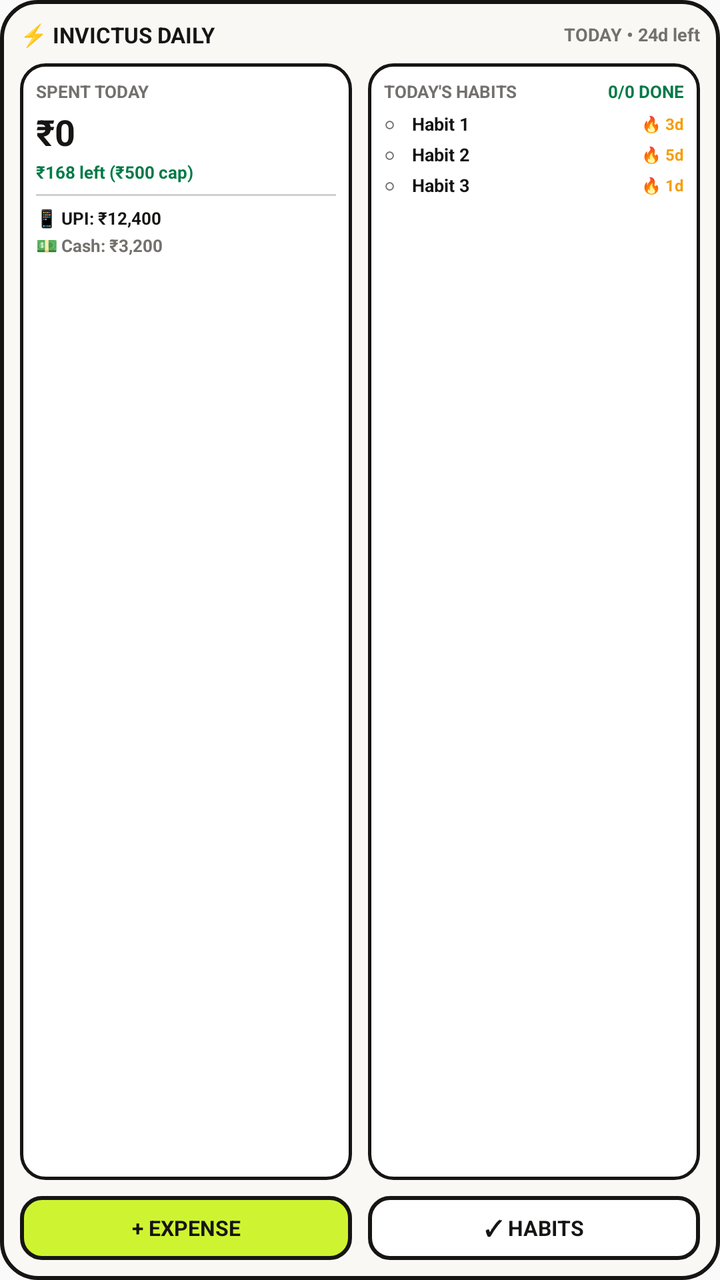
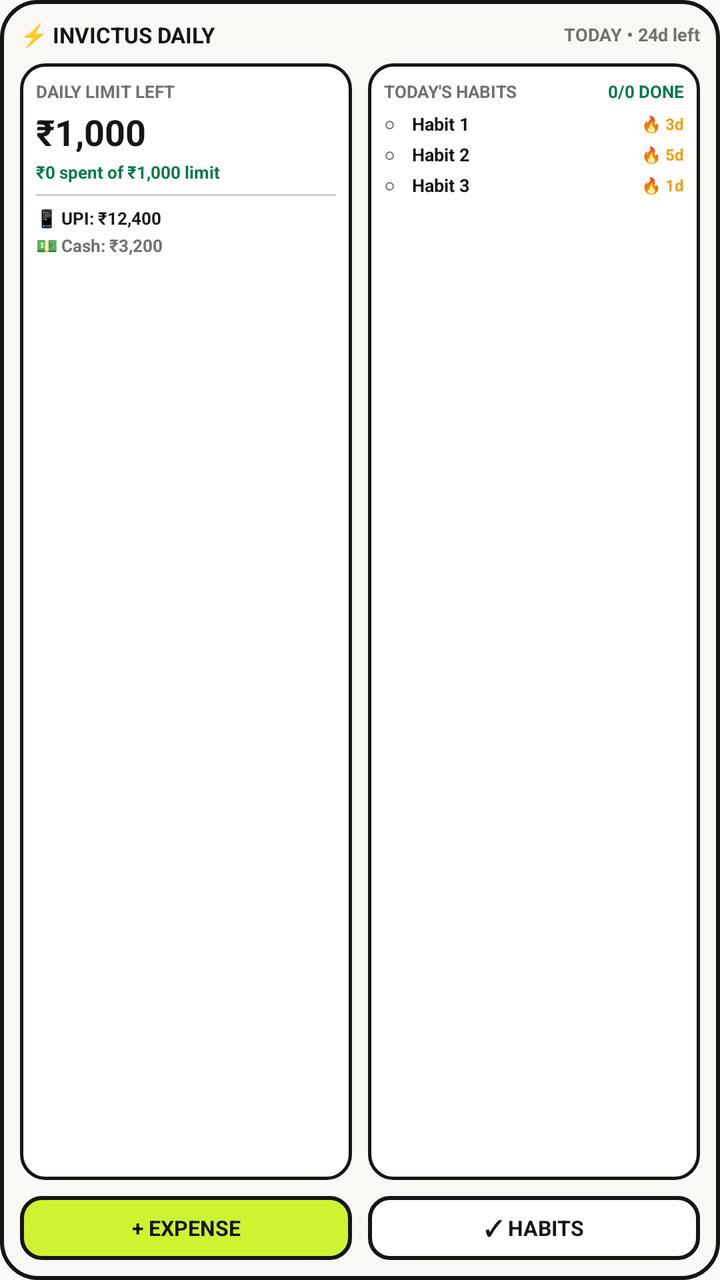

Screens rendered from an Android XML layout before and after an edit, with the pre-edit source and the edit as a unified diff.
<!-- AndroidManifest.xml: application theme AppTheme -->
<!-- res/layout/widget_safe_spend.xml -->
<?xml version="1.0" encoding="utf-8"?>
<LinearLayout xmlns:android="http://schemas.android.com/apk/res/android"
    android:id="@+id/widget_container"
    android:layout_width="match_parent"
    android:layout_height="match_parent"
    android:background="@drawable/widget_background"
    android:orientation="vertical"
    android:padding="10dp">

    
    <LinearLayout
        android:layout_width="match_parent"
        android:layout_height="wrap_content"
        android:layout_marginBottom="7dp"
        android:gravity="center_vertical"
        android:orientation="horizontal">

        <TextView
            android:id="@+id/widget_title"
            android:layout_width="0dp"
            android:layout_height="wrap_content"
            android:layout_weight="1"
            android:text="⚡ INVICTUS DAILY"
            android:textColor="@color/widget_text_primary"
            android:textSize="11sp"
            android:textStyle="bold" />

        <TextView
            android:id="@+id/widget_date_chip"
            android:layout_width="wrap_content"
            android:layout_height="wrap_content"
            android:text="TODAY • 24d left"
            android:textColor="@color/widget_text_muted"
            android:textSize="9sp"
            android:textStyle="bold" />
    </LinearLayout>

    
    <LinearLayout
        android:layout_width="match_parent"
        android:layout_height="0dp"
        android:layout_marginBottom="8dp"
        android:layout_weight="1"
        android:baselineAligned="false"
        android:orientation="horizontal">

        
        <LinearLayout
            android:id="@+id/widget_finance_section"
            android:layout_width="0dp"
            android:layout_height="match_parent"
            android:layout_marginEnd="4dp"
            android:layout_weight="1"
            android:background="@drawable/widget_card_inset"
            android:orientation="vertical"
            android:padding="8dp">

            
            <LinearLayout
                android:layout_width="match_parent"
                android:layout_height="wrap_content"
                android:layout_marginBottom="2dp"
                android:gravity="center_vertical"
                android:orientation="horizontal">

                <TextView
                    android:id="@+id/widget_hero_label"
                    android:layout_width="0dp"
                    android:layout_height="wrap_content"
                    android:layout_weight="1"
                    android:text="SPENT TODAY"
                    android:textColor="@color/widget_text_muted"
                    android:textSize="8.5sp"
                    android:textStyle="bold" />

                <TextView
                    android:id="@+id/widget_days_left"
                    android:layout_width="wrap_content"
                    android:layout_height="wrap_content"
                    android:text="24d left"
                    android:textColor="@color/widget_text_muted"
                    android:textSize="8sp"
                    android:textStyle="bold"
                    android:visibility="gone" />
            </LinearLayout>

            
            <TextView
                android:id="@+id/widget_safe_amount"
                android:layout_width="match_parent"
                android:layout_height="wrap_content"
                android:text="₹0"
                android:textColor="@color/widget_text_primary"
                android:textSize="18sp"
                android:textStyle="bold" />

            
            <TextView
                android:id="@+id/widget_today_badge"
                android:layout_width="match_parent"
                android:layout_height="wrap_content"
                android:layout_marginTop="2dp"
                android:singleLine="true"
                android:text="₹168 left (₹500 cap)"
                android:textColor="@color/widget_accent_emerald"
                android:textSize="8.5sp"
                android:textStyle="bold" />

            
            <FrameLayout
                android:layout_width="match_parent"
                android:layout_height="1dp"
                android:layout_marginTop="5dp"
                android:layout_marginBottom="5dp"
                android:background="@color/widget_border_subtle" />

            
            <TextView
                android:id="@+id/widget_upi_left"
                android:layout_width="match_parent"
                android:layout_height="wrap_content"
                android:singleLine="true"
                android:text="📱 UPI: ₹12,400"
                android:textColor="@color/widget_text_primary"
                android:textSize="8.5sp"
                android:textStyle="bold" />

            <TextView
                android:id="@+id/widget_cash_left"
                android:layout_width="match_parent"
                android:layout_height="wrap_content"
                android:layout_marginTop="1.5dp"
                android:singleLine="true"
                android:text="💵 Cash: ₹3,200"
                android:textColor="@color/widget_text_muted"
                android:textSize="8.5sp"
                android:textStyle="bold" />
        </LinearLayout>

        
        <LinearLayout
            android:id="@+id/widget_habits_section"
            android:layout_width="0dp"
            android:layout_height="match_parent"
            android:layout_marginStart="4dp"
            android:layout_weight="1"
            android:background="@drawable/widget_card_inset"
            android:orientation="vertical"
            android:padding="8dp">

            
            <LinearLayout
                android:layout_width="match_parent"
                android:layout_height="wrap_content"
                android:layout_marginBottom="4dp"
                android:gravity="center_vertical"
                android:orientation="horizontal">

                <TextView
                    android:layout_width="0dp"
                    android:layout_height="wrap_content"
                    android:layout_weight="1"
                    android:text="TODAY'S HABITS"
                    android:textColor="@color/widget_text_muted"
                    android:textSize="8.5sp"
                    android:textStyle="bold" />

                <TextView
                    android:id="@+id/widget_habits_progress"
                    android:layout_width="wrap_content"
                    android:layout_height="wrap_content"
                    android:text="0/0 DONE"
                    android:textColor="@color/widget_accent_emerald"
                    android:textSize="8.5sp"
                    android:textStyle="bold" />
            </LinearLayout>

            
            <LinearLayout
                android:id="@+id/widget_habit_row_1"
                android:layout_width="match_parent"
                android:layout_height="wrap_content"
                android:layout_marginBottom="3dp"
                android:gravity="center_vertical"
                android:orientation="horizontal">

                <TextView
                    android:id="@+id/widget_habit_1_check"
                    android:layout_width="14dp"
                    android:layout_height="wrap_content"
                    android:text="○"
                    android:textColor="@color/widget_text_muted"
                    android:textSize="9sp"
                    android:textStyle="bold" />

                <TextView
                    android:id="@+id/widget_habit_1_title"
                    android:layout_width="0dp"
                    android:layout_height="wrap_content"
                    android:layout_weight="1"
                    android:singleLine="true"
                    android:text="Habit 1"
                    android:textColor="@color/widget_text_primary"
                    android:textSize="9sp"
                    android:textStyle="bold" />

                <TextView
                    android:id="@+id/widget_habit_1_streak"
                    android:layout_width="wrap_content"
                    android:layout_height="wrap_content"
                    android:text="🔥 3d"
                    android:textColor="@color/widget_accent_amber"
                    android:textSize="8sp"
                    android:textStyle="bold" />
            </LinearLayout>

            
            <LinearLayout
                android:id="@+id/widget_habit_row_2"
                android:layout_width="match_parent"
                android:layout_height="wrap_content"
                android:layout_marginBottom="3dp"
                android:gravity="center_vertical"
                android:orientation="horizontal">

                <TextView
                    android:id="@+id/widget_habit_2_check"
                    android:layout_width="14dp"
                    android:layout_height="wrap_content"
                    android:text="○"
                    android:textColor="@color/widget_text_muted"
                    android:textSize="9sp"
                    android:textStyle="bold" />

                <TextView
                    android:id="@+id/widget_habit_2_title"
                    android:layout_width="0dp"
                    android:layout_height="wrap_content"
                    android:layout_weight="1"
                    android:singleLine="true"
                    android:text="Habit 2"
                    android:textColor="@color/widget_text_primary"
                    android:textSize="9sp"
                    android:textStyle="bold" />

                <TextView
                    android:id="@+id/widget_habit_2_streak"
                    android:layout_width="wrap_content"
                    android:layout_height="wrap_content"
                    android:text="🔥 5d"
                    android:textColor="@color/widget_accent_amber"
                    android:textSize="8sp"
                    android:textStyle="bold" />
            </LinearLayout>

            
            <LinearLayout
                android:id="@+id/widget_habit_row_3"
                android:layout_width="match_parent"
                android:layout_height="wrap_content"
                android:gravity="center_vertical"
                android:orientation="horizontal">

                <TextView
                    android:id="@+id/widget_habit_3_check"
                    android:layout_width="14dp"
                    android:layout_height="wrap_content"
                    android:text="○"
                    android:textColor="@color/widget_text_muted"
                    android:textSize="9sp"
                    android:textStyle="bold" />

                <TextView
                    android:id="@+id/widget_habit_3_title"
                    android:layout_width="0dp"
                    android:layout_height="wrap_content"
                    android:layout_weight="1"
                    android:singleLine="true"
                    android:text="Habit 3"
                    android:textColor="@color/widget_text_primary"
                    android:textSize="9sp"
                    android:textStyle="bold" />

                <TextView
                    android:id="@+id/widget_habit_3_streak"
                    android:layout_width="wrap_content"
                    android:layout_height="wrap_content"
                    android:text="🔥 1d"
                    android:textColor="@color/widget_accent_amber"
                    android:textSize="8sp"
                    android:textStyle="bold" />
            </LinearLayout>

            
            <TextView
                android:id="@+id/widget_habits_empty"
                android:layout_width="match_parent"
                android:layout_height="wrap_content"
                android:layout_marginTop="6dp"
                android:singleLine="true"
                android:text="🌱 Tap to check habits"
                android:textColor="@color/widget_text_muted"
                android:textSize="9sp"
                android:textStyle="bold"
                android:visibility="gone" />

        </LinearLayout>
    </LinearLayout>

    
    <LinearLayout
        android:layout_width="match_parent"
        android:layout_height="32dp"
        android:orientation="horizontal">

        <TextView
            android:id="@+id/widget_btn_add_expense"
            android:layout_width="0dp"
            android:layout_height="match_parent"
            android:layout_marginEnd="4dp"
            android:layout_weight="1"
            android:background="@drawable/widget_button_background"
            android:gravity="center"
            android:text="+ EXPENSE"
            android:textColor="#161514"
            android:textSize="10.5sp"
            android:textStyle="bold" />

        <TextView
            android:id="@+id/widget_btn_check_habits"
            android:layout_width="0dp"
            android:layout_height="match_parent"
            android:layout_marginStart="4dp"
            android:layout_weight="1"
            android:background="@drawable/widget_button_secondary"
            android:gravity="center"
            android:text="✓ HABITS"
            android:textColor="#161514"
            android:textSize="10.5sp"
            android:textStyle="bold" />
    </LinearLayout>

</LinearLayout>
<!-- resources referenced by this layout -->
<resources>
  <color name="widget_accent_amber">#F59E0B</color>
  <color name="widget_accent_emerald">#037A48</color>
  <color name="widget_border_subtle">#33161514</color>
  <color name="widget_text_muted">#73716D</color>
  <color name="widget_text_primary">#161514</color>
  <!-- drawable widget_background (drawable) -->
  <?xml version="1.0" encoding="utf-8"?>
  <shape xmlns:android="http://schemas.android.com/apk/res/android"
      android:shape="rectangle">
      <solid android:color="@color/widget_bg" />
      <stroke
          android:width="2dp"
          android:color="@color/widget_border" />
      <corners android:radius="18dp" />
  </shape>
  <!-- drawable widget_button_background (drawable) -->
  <?xml version="1.0" encoding="utf-8"?>
  <shape xmlns:android="http://schemas.android.com/apk/res/android"
      android:shape="rectangle">
      <solid android:color="#CEF431" />
      <stroke
          android:width="2dp"
          android:color="#161514" />
      <corners android:radius="10dp" />
  </shape>
  <!-- drawable widget_button_secondary (drawable) -->
  <?xml version="1.0" encoding="utf-8"?>
  <shape xmlns:android="http://schemas.android.com/apk/res/android"
      android:shape="rectangle">
      <solid android:color="#FFFFFF" />
      <stroke
          android:width="2dp"
          android:color="#161514" />
      <corners android:radius="10dp" />
  </shape>
  <!-- drawable widget_card_inset (drawable) -->
  <?xml version="1.0" encoding="utf-8"?>
  <shape xmlns:android="http://schemas.android.com/apk/res/android"
      android:shape="rectangle">
      <solid android:color="@color/widget_card_bg" />
      <stroke
          android:width="1.5dp"
          android:color="@color/widget_border" />
      <corners android:radius="12dp" />
  </shape>
  <style name="AppTheme" parent="Theme.AppCompat.Light.DarkActionBar">
          
          <item name="colorPrimary">@color/colorPrimary</item>
          <item name="colorPrimaryDark">@color/colorPrimaryDark</item>
          <item name="colorAccent">@color/colorAccent</item>
      </style>
  <color name="widget_bg">#FAF8F5</color>
  <color name="widget_border">#161514</color>
  <color name="widget_card_bg">#FFFFFF</color>
</resources>

<!-- the commit's change to res/layout/widget_safe_spend.xml (unified diff, before → after) -->
@@ -68,7 +68,7 @@
                     android:layout_width="0dp"
                     android:layout_height="wrap_content"
                     android:layout_weight="1"
-                    android:text="SPENT TODAY"
+                    android:text="DAILY LIMIT LEFT"
                     android:textColor="@color/widget_text_muted"
                     android:textSize="8.5sp"
                     android:textStyle="bold" />
@@ -89,7 +89,7 @@
                 android:id="@+id/widget_safe_amount"
                 android:layout_width="match_parent"
                 android:layout_height="wrap_content"
-                android:text="₹0"
+                android:text="₹1,000"
                 android:textColor="@color/widget_text_primary"
                 android:textSize="18sp"
                 android:textStyle="bold" />
@@ -101,7 +101,7 @@
                 android:layout_height="wrap_content"
                 android:layout_marginTop="2dp"
                 android:singleLine="true"
-                android:text="₹168 left (₹500 cap)"
+                android:text="₹0 spent of ₹1,000 limit"
                 android:textColor="@color/widget_accent_emerald"
                 android:textSize="8.5sp"
                 android:textStyle="bold" />
